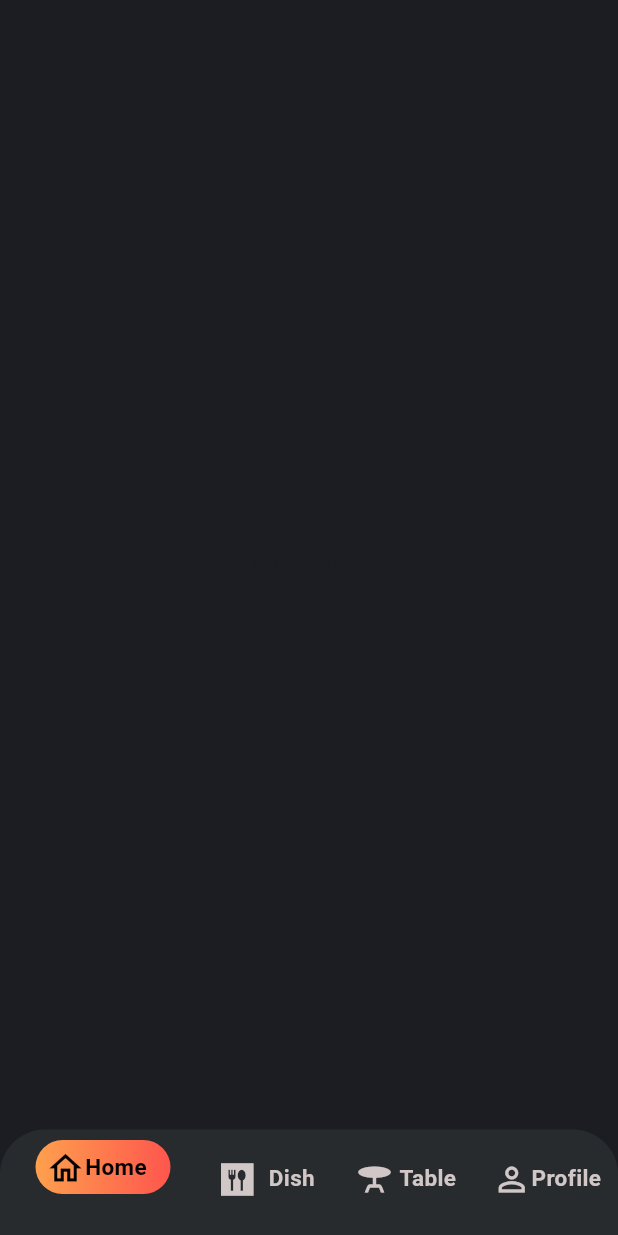
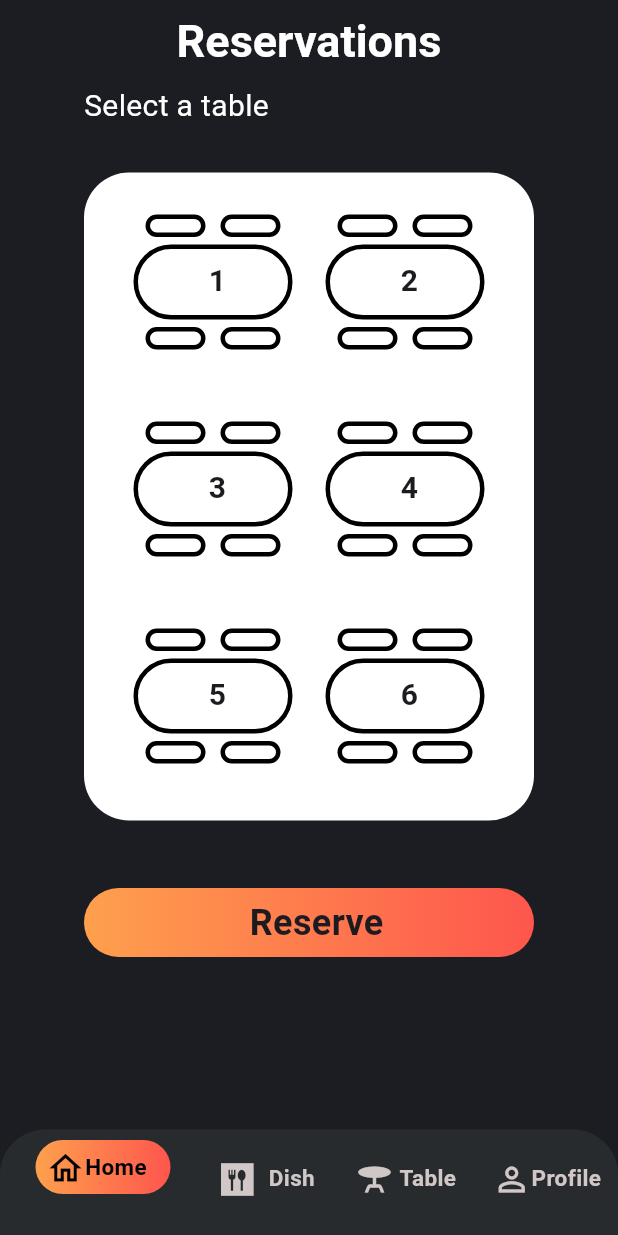
Before and after one commit to Victor78970513/restaurant_menu, a Flutter app: the screen it shows after launch, swiped to page 3, on a phone screen of 412 x 824 dp. Run offline on Flutter 3.47's test engine with Material 2 defaults, Android fonts, the phone set to English and light mode, and no system bars; our stand-ins replace dio, equatable, flutter_bloc, font_awesome_flutter, geolocator, google_maps_flutter and 1 more; missing offline and left inert: google_polyline_algorithm, iconify_flutter; network calls fail.

Commit message:
feat TableScreen Completed {TODO: Add Interaction into Reserve Button}

```diff
--- a/lib/screens/table_screen.dart
+++ b/lib/screens/table_screen.dart
@@ -1,12 +1,67 @@
 import 'package:flutter/material.dart';
+import 'package:provider/provider.dart';
+import 'package:restaurant_menu/widgets/widgets.dart';
 
 class TableScreen extends StatelessWidget {
   @override
   Widget build(BuildContext context) {
-    return Scaffold(
-      body: Center(
-        child: Text('TableScreen'),
-      ),
+    return ChangeNotifierProvider(
+      create: (BuildContext context) => MesaProvider(),
+      child: Scaffold(
+          appBar: AppBar(
+            title: const Text('Reservations',
+                style: TextStyle(
+                    color: Colors.white,
+                    fontSize: 30,
+                    fontWeight: FontWeight.bold)),
+            centerTitle: true,
+          ),
+          body: Center(
+            child: Column(
+              crossAxisAlignment: CrossAxisAlignment.start,
+              children: [
+                const Padding(
+                  padding: EdgeInsets.only(bottom: 30),
+                  child: Text('Select a table',
+                      style: TextStyle(color: Colors.white, fontSize: 20)),
+                ),
+                Container(
+                  margin: const EdgeInsets.only(bottom: 45),
+                  height: 432,
+                  width: 300,
+                  decoration: BoxDecoration(
+                      color: Colors.white,
+                      borderRadius: BorderRadius.circular(30)),
+                  child: const Center(
+                    child: Column(
+                      mainAxisAlignment: MainAxisAlignment.center,
+                      children: [
+                        Row(
+                            mainAxisAlignment: MainAxisAlignment.center,
+                            children: [
+                              MesaWidget(idmesa: 1),
+                              MesaWidget(idmesa: 2)
+                            ]),
+                        Row(
+                            mainAxisAlignment: MainAxisAlignment.center,
+                            children: [
+                              MesaWidget(idmesa: 3),
+                              MesaWidget(idmesa: 4)
+                            ]),
+                        Row(
+                            mainAxisAlignment: MainAxisAlignment.center,
+                            children: [
+                              MesaWidget(idmesa: 5),
+                              MesaWidget(idmesa: 6)
+                            ])
+                      ],
+                    ),
+                  ),
+                ),
+                CustomButtonWidget(text: 'Reserve', width: 300.0, onTap: () {})
+              ],
+            ),
+          )),
     );
   }
 }
--- a/lib/widgets/custom_button_widget.dart
+++ b/lib/widgets/custom_button_widget.dart
@@ -34,11 +34,13 @@ class CustomButtonWidget extends StatelessWidget {
         child: Row(
           mainAxisAlignment: MainAxisAlignment.center,
           children: [
-            Icon(icon, size: 28, color: Colors.black),
+            icon != null
+                ? Icon(icon, size: 28, color: Colors.black)
+                : const SizedBox(),
             const SizedBox(width: 10),
             Text(
               text,
-              style: const TextStyle(fontSize: 24, fontWeight: FontWeight.w700),
+              style: const TextStyle(fontSize: 24, fontWeight: FontWeight.bold),
             ),
           ],
         ),
--- /dev/null
+++ b/lib/widgets/mesa_widget.dart
@@ -0,0 +1,89 @@
+import 'package:flutter/material.dart';
+import 'package:provider/provider.dart';
+
+class MesaWidget extends StatelessWidget {
+  final int idmesa;
+  const MesaWidget({super.key, required this.idmesa});
+
+  @override
+  Widget build(BuildContext context) {
+    final mesaProvider = Provider.of<MesaProvider>(context);
+    return GestureDetector(
+      onTap: () {
+        mesaProvider.index = idmesa;
+      },
+      child: Container(
+          margin: const EdgeInsets.symmetric(vertical: 14),
+          height: 110,
+          width: 128,
+          child: Column(
+            children: [
+              const Row(
+                  mainAxisAlignment: MainAxisAlignment.center,
+                  children: [_Silla(), _Silla()]),
+              Stack(
+                children: [
+                  _Mesa(
+                      color: mesaProvider.index == idmesa
+                          ? Colors.orange[600]!
+                          : Colors.black),
+                  Positioned(
+                    top: 10,
+                    left: 50,
+                    child: Text(
+                      '$idmesa',
+                      style: const TextStyle(
+                          fontSize: 20, fontWeight: FontWeight.bold),
+                    ),
+                  )
+                ],
+              ),
+              const Row(
+                  mainAxisAlignment: MainAxisAlignment.center,
+                  children: [_Silla(), _Silla()]),
+            ],
+          )),
+    );
+  }
+}
+
+class _Silla extends StatelessWidget {
+  const _Silla();
+
+  @override
+  Widget build(BuildContext context) {
+    return Container(
+      margin: const EdgeInsets.symmetric(vertical: 5, horizontal: 5),
+      height: 15,
+      width: 40,
+      decoration: BoxDecoration(
+          borderRadius: BorderRadius.circular(30),
+          border: Border.all(width: 3, color: Colors.black)),
+    );
+  }
+}
+
+class _Mesa extends StatelessWidget {
+  final Color color;
+
+  const _Mesa({super.key, required this.color});
+  @override
+  Widget build(BuildContext context) {
+    return Container(
+      height: 50,
+      width: 106,
+      decoration: BoxDecoration(
+          borderRadius: BorderRadius.circular(30),
+          border: Border.all(width: 3, color: color)),
+    );
+  }
+}
+
+class MesaProvider extends ChangeNotifier {
+  int _index = 0;
+  int get index => _index;
+  set index(int valor) {
+    _index = valor;
+    notifyListeners();
+  }
+}
--- a/lib/widgets/widgets.dart
+++ b/lib/widgets/widgets.dart
@@ -1,3 +1,4 @@
+export 'package:restaurant_menu/widgets/mesa_widget.dart';
 export 'package:restaurant_menu/widgets/ingridients_widget.dart';
 export 'package:restaurant_menu/widgets/show_widget.dart';
 export 'package:restaurant_menu/widgets/custom_button_widget.dart';
```
